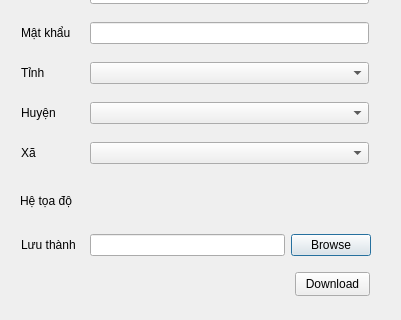
IFEERnD/Q5Pfes, file forms/Dlg_DownloadDBR.ui: the form before one commit; both pictures show x 0 to 401 and y 198 to 518 of the 401 by 518 pixel window.
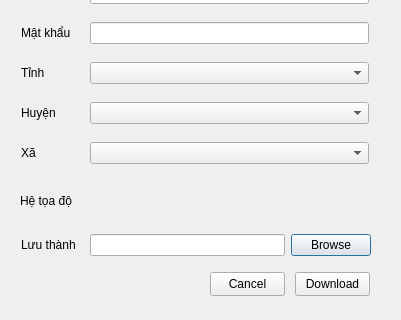
The form after the commit. Custom widgets are drawn as their Qt base class.

```diff
--- a/forms/Dlg_DownloadDBR.ui
+++ b/forms/Dlg_DownloadDBR.ui
@@ -312,6 +312,19 @@
     <string>Download</string>
    </property>
   </widget>
+  <widget class="QPushButton" name="btn_cancel">
+   <property name="geometry">
+    <rect>
+     <x>210</x>
+     <y>470</y>
+     <width>75</width>
+     <height>24</height>
+    </rect>
+   </property>
+   <property name="text">
+    <string>Cancel</string>
+   </property>
+  </widget>
  </widget>
  <customwidgets>
   <customwidget>
```
Left out of the diff: 2 changed lines with no effect on the pictures.
